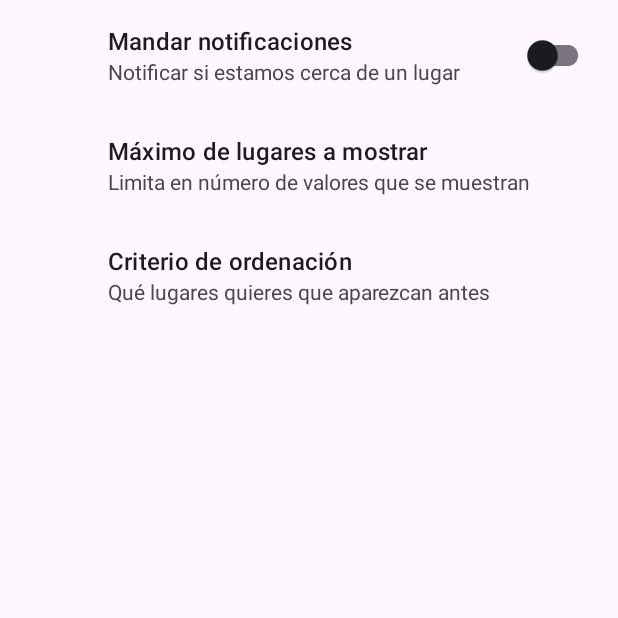
After one commit to eden418-afk/MisLugaresDispMovMartesN1Eq52025, an Android app: the PreferenciasActivity screen opened directly, with no data from a screen before it, on a phone screen of 412 x 824 dp, the top half of it. The commit adds this screen. Run offline under Robolectric (Android 15) with nearby library versions, the phone set to English and light mode, and no system bars; our stand-ins replace androidx.preference.

Commit message:
3.22 Agregar Preferencias

```diff
--- a/app/build.gradle.kts
+++ b/app/build.gradle.kts
@@ -50,4 +50,5 @@ dependencies {
     testImplementation(libs.junit)
     androidTestImplementation(libs.androidx.junit)
     androidTestImplementation(libs.androidx.espresso.core)
+    implementation(libs.androidx.preference)
 }
--- a/app/src/main/AndroidManifest.xml
+++ b/app/src/main/AndroidManifest.xml
@@ -29,6 +29,8 @@
             android:label="Vista de lugar"/>
         <activity android:name=".EdicionLugarActivity"
             android:label="Edicion de lugar"/>
+        <activity android:name=".PreferenciasActivity"
+            android:label="Preferencias"/>
     </application>
 
 </manifest>
--- /dev/null
+++ b/app/src/main/java/com/example/mislugares/PreferenciasActivity.kt
@@ -0,0 +1,15 @@
+package com.example.mislugares
+
+import android.os.Bundle
+import androidx.appcompat.app.AppCompatActivity
+import com.example.mislugares.presentacion.PreferenciasFragment
+
+class PreferenciasActivity : AppCompatActivity() {
+    override fun onCreate(savedInstanceState: Bundle?) {
+        super.onCreate(savedInstanceState)
+        supportFragmentManager
+            .beginTransaction()
+            .replace(android.R.id.content, PreferenciasFragment())
+            .commit()
+    }
+}
--- a/app/src/main/java/com/example/mislugares/casos_uso/CasosUsoActividades.kt
+++ b/app/src/main/java/com/example/mislugares/casos_uso/CasosUsoActividades.kt
@@ -3,9 +3,14 @@ package com.example.mislugares.casos_uso
 import android.app.Activity
 import android.content.Intent
 import com.example.mislugares.AcercaDeActivity
+import com.example.mislugares.PreferenciasActivity
 
 class CasosUsoActividades (private val actividad: Activity) {
     fun lanzarAcercaDe() {
         actividad.startActivity(Intent(actividad, AcercaDeActivity::class.java))
     }
+
+    fun lanzarPreferencias(){
+        actividad.startActivity(Intent(actividad, PreferenciasActivity::class.java))
+    }
 }
--- /dev/null
+++ b/app/src/main/java/com/example/mislugares/presentacion/PreferenciasFragment.kt
@@ -0,0 +1,12 @@
+package com.example.mislugares.presentacion
+
+import android.os.Bundle
+import androidx.preference.PreferenceFragmentCompat
+import com.example.mislugares.R
+
+class PreferenciasFragment : PreferenceFragmentCompat() {
+    override fun onCreatePreferences(savedInstanceState: Bundle?,
+                                     rootKey: String?){
+        setPreferencesFromResource(R.xml.preferencias, rootKey)
+    }
+}
--- a/app/src/main/res/values/arrays.xml
+++ b/app/src/main/res/values/arrays.xml
@@ -1,5 +1,15 @@
 <?xml version="1.0" encoding="utf-8"?>
 <resources>
+    <string-array name="tiposOrden">
+        <item>Creación</item>
+        <item>Valoración</item>
+        <item>Distancias</item>
+    </string-array>
+    <string-array name="tiposOrdenValores">
+        <item>0</item>
+        <item>1</item>
+        <item>2</item>
+    </string-array>
     <string-array name="categorias">
         <item>Restaurante</item>
         <item>Parque</item>
--- /dev/null
+++ b/app/src/main/res/xml/preferencias.xml
@@ -0,0 +1,25 @@
+<?xml version="1.0" encoding="utf-8"?>
+<androidx.preference.PreferenceScreen
+    xmlns:android="http://schemas.android.com/apk/res/android">
+
+    <SwitchPreferenceCompat
+        android:key="notificaciones"
+        android:title="Mandar notificaciones"
+        android:summary="Notificar si estamos cerca de un lugar" />
+
+    <EditTextPreference
+        android:key="maximo"
+        android:title="Máximo de lugares a mostrar"
+        android:summary="Limita en número de valores que se muestran"
+        android:inputType="number"
+        android:defaultValue="12" />
+
+    <ListPreference
+        android:key="orden"
+        android:title="Criterio de ordenación"
+        android:summary="Qué lugares quieres que aparezcan antes"
+        android:entries="@array/tiposOrden"
+        android:entryValues="@array/tiposOrdenValores"
+        android:defaultValue="0" />
+
+</androidx.preference.PreferenceScreen>
--- a/gradle/libs.versions.toml
+++ b/gradle/libs.versions.toml
@@ -10,10 +10,12 @@ material = "1.12.0"
 constraintlayout = "2.2.1"
 navigationFragmentKtx = "2.6.0"
 navigationUiKtx = "2.6.0"
+preference = "1.2.1"
 runtimeSavedInstanceState = "1.0.0-alpha11"
 
 [libraries]
 androidx-core-ktx = { group = "androidx.core", name = "core-ktx", version.ref = "coreKtx" }
+androidx-preference = { module = "androidx.preference:preference", version.ref = "preference" }
 junit = { group = "junit", name = "junit", version.ref = "junit" }
 androidx-junit = { group = "androidx.test.ext", name = "junit", version.ref = "junitVersion" }
 androidx-espresso-core = { group = "androidx.test.espresso", name = "espresso-core", version.ref = "espressoCore" }
```
Also changed, not shown: app/src/main/java/com/example/mislugares/MainActivity.kt (+8 -1 lines), app/src/main/res/layout/activity_main.xml (+10 -0 lines).
